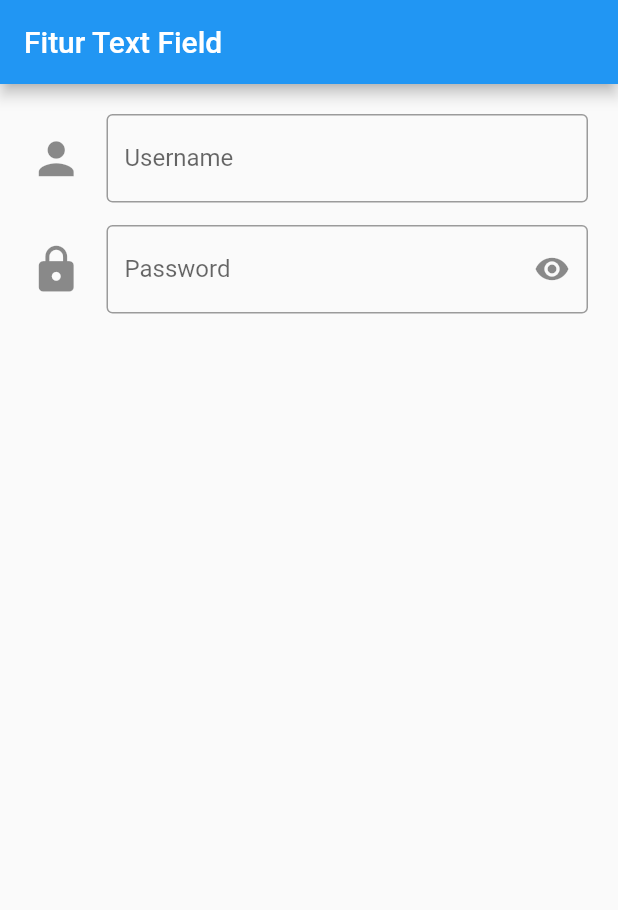
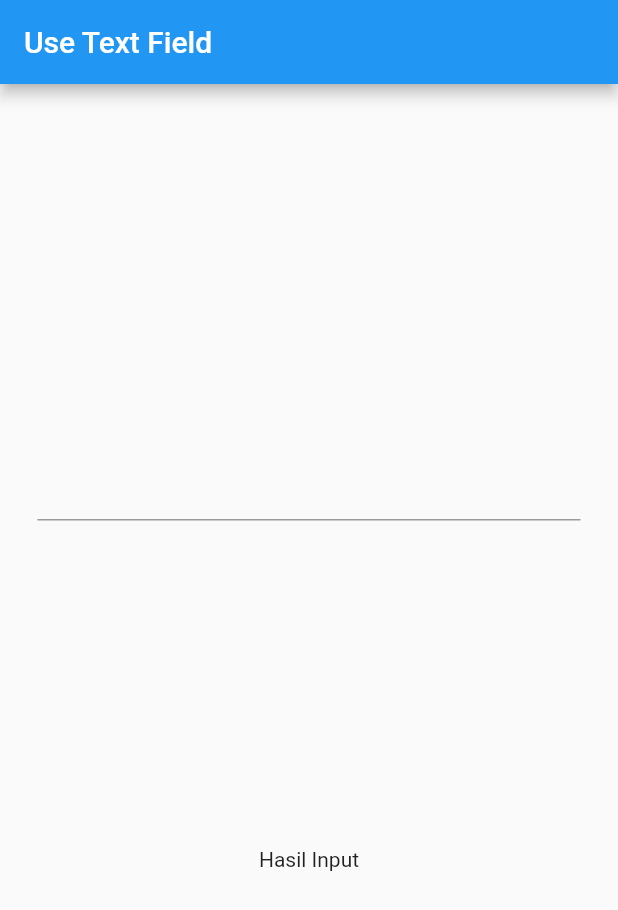
Before and after one commit to rizkitirta/flutter_fundamental, a Flutter app: the screen it shows after launch, on a phone screen of 412 x 824 dp. Shown: the top 910 px of the screen. Run offline on Flutter 3.47's test engine with Material 2 defaults, Android fonts, the phone set to English and light mode, and no system bars.

Commit message:
Use Text Field

```diff
--- a/lib/main.dart
+++ b/lib/main.dart
@@ -5,76 +5,48 @@ void main(List<String> args) {
   runApp(myApp());
 }
 
-class myApp extends StatelessWidget {
+class myApp extends StatefulWidget {
+  @override
+  _myAppState createState() => _myAppState();
+}
+
+class _myAppState extends State<myApp> {
+  final TextEditingController myController = TextEditingController();
+
+  String hasil = "Hasil Input";
+
   @override
   Widget build(BuildContext context) {
     return MaterialApp(
       home: Scaffold(
         appBar: AppBar(
-          title: Text("Fitur Text Field"),
+          title: Text("Use Text Field"),
         ),
         body: Center(
             child: Padding(
-              padding: const EdgeInsets.all(20),
+          padding: const EdgeInsets.all(25.0),
           child: Column(
+              mainAxisAlignment: MainAxisAlignment.spaceEvenly,
               children: [
                 TextField(
-                    showCursor: true,
-                    //cursorColor: Colors.yellow,
-                    // cursorWidth: 5,
-                    // cursorHeight: 25,
-                    // cursorRadius: Radius.circular(20),
-
-                    textAlign: TextAlign.start,
-                    textCapitalization: TextCapitalization.none,
-
-                    //style: TextStyle(color: Colors.red, fontSize: 20),
-
-                    decoration: InputDecoration(
-                        icon: Icon(
-                          Icons.person,
-                          size: 35,
+                  controller: myController,
+                  onChanged: (value) {
+                    print("Onchanged");
+                  },
+                  onSubmitted: (value) {
+                    print(value);
+                    setState(() {
+                      hasil = value;
+                    });
+                  },
+                  onEditingComplete: () {
+                    print("Edited Success");
+                    print(myController.text);
+                  } ,
                 ),
-                        border: OutlineInputBorder(),
-                        // prefixIcon: Icon(
-                        //   Icons.person_add,
-                        //   size: 35,
-                        // ),
-                        //prefixText: "Name :",
-                        hintText: "Please input in here..",
-                        labelText: "Username"),
-                  ),
-                  SizedBox(
-                    height: 15,
-                  ),
-                  TextField(
-                    showCursor: true,
-                    textAlign: TextAlign.start,
-                    textCapitalization: TextCapitalization.none,
-                    obscureText: true,
-
-                    decoration: InputDecoration(
-                      icon: Icon(
-                        Icons.lock,
-                        size: 35,
-                      ),
-                      border: OutlineInputBorder(),
-                      // prefixIcon: Icon(
-                      //   Icons.person_add,
-                      //   size: 35,
-                      // ),
-                      //prefixText: "Name :",
-                      hintText: "Please input in here..",
-                      labelText: "Password",
-                      suffixIcon: IconButton(
-                        icon: Icon(Icons.remove_red_eye),
-                        onPressed: () {} ,
-                      )
-                    ),
-                  ),
-                ],
+                Text(hasil)
+              ]),
         )),
-        ),
       ),
     );
   }
```
Lines whose indentation alone changed are shown as unchanged.
